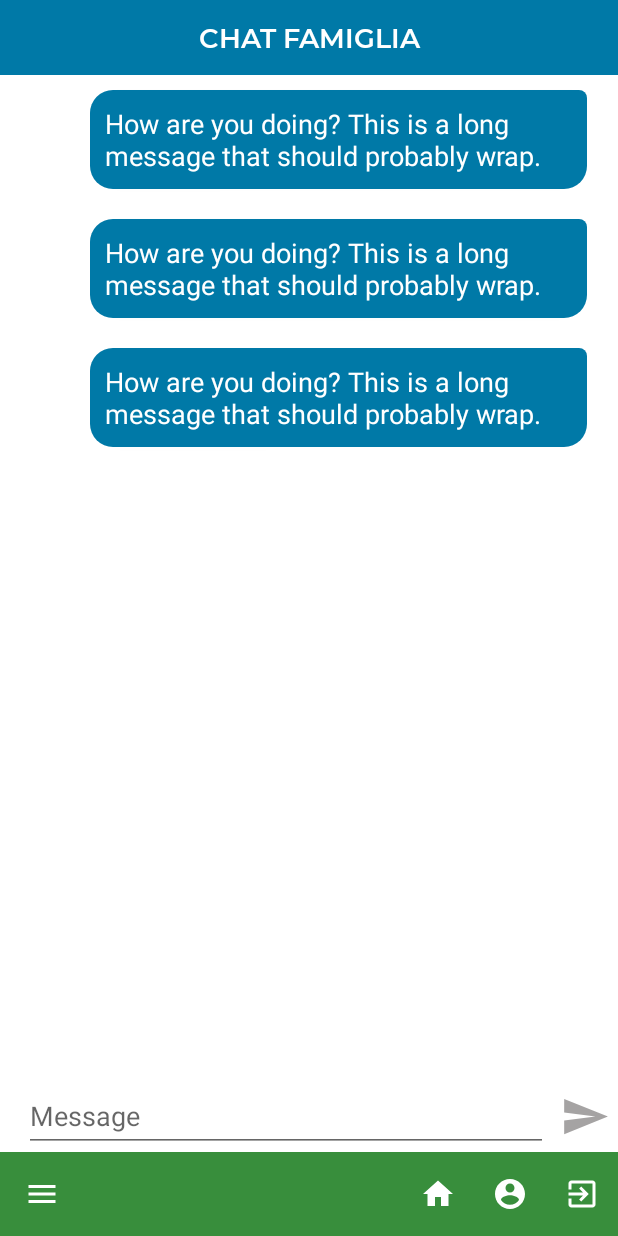
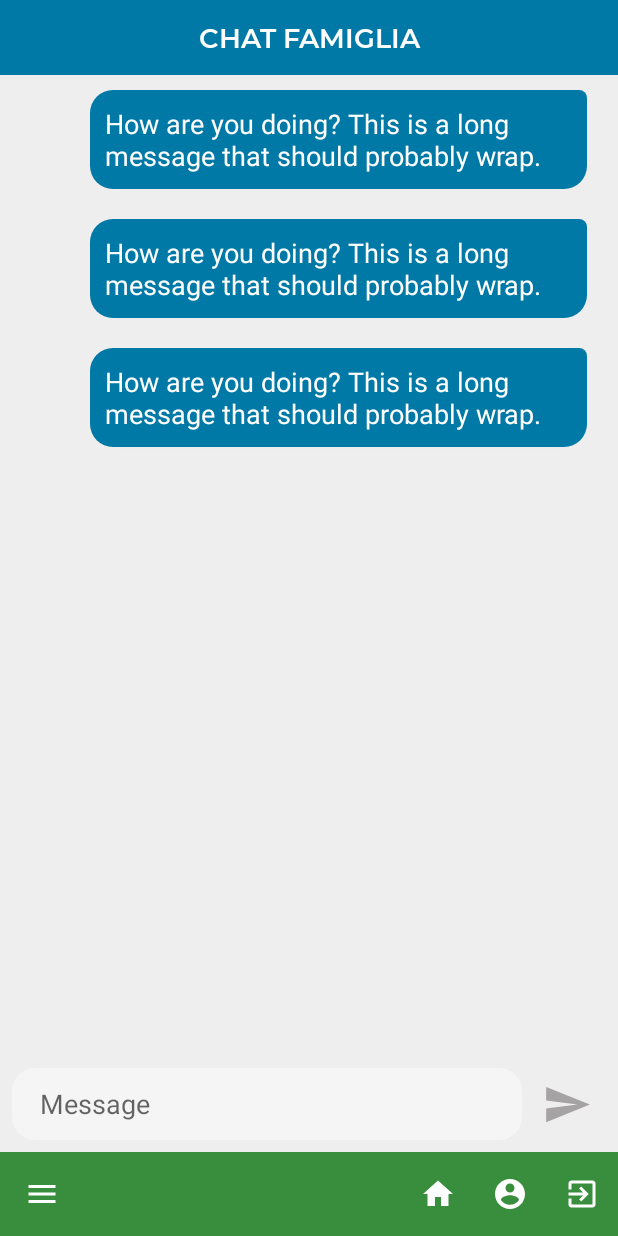
Before and after one commit to TheBrex/2FAMILY, an Android app: the layout activity_chat.xml on its own in the app's theme, with its tools: preview values and no code run, on a phone screen of 412 x 824 dp. Run offline under Robolectric (Android 15) with nearby library versions, the light colour scheme and no system bars.

Commit message:
Graphics FIX

```diff
--- a/app/src/main/java/com/example/a2family/Activities/CalendarActivity.java
+++ b/app/src/main/java/com/example/a2family/Activities/CalendarActivity.java
@@ -1,5 +1,6 @@
 package com.example.a2family.Activities;
 
+import android.app.ActivityOptions;
 import android.content.Intent;
 import android.os.Bundle;
 import android.view.View;
@@ -31,8 +32,6 @@ import java.util.List;
 public class CalendarActivity extends BaseActivity {
 
     private List<EventDay> events = new ArrayList<EventDay>();
-
-
     private ArrayList<String> eventDescription = new ArrayList<>();
     private ArrayAdapter<String> adapter;
 
@@ -128,7 +127,7 @@ public class CalendarActivity extends BaseActivity {
             @Override
             public void onClick(View v) {
                 Intent EditCalendar = new Intent(CalendarActivity.this, AddCalendarActivity.class);
-                startActivity(EditCalendar);
+                startActivity(EditCalendar, ActivityOptions.makeSceneTransitionAnimation(CalendarActivity.this).toBundle());
                 finish();
             }
         });
--- /dev/null
+++ b/app/src/main/res/drawable/send_message_shape.xml
@@ -0,0 +1,10 @@
+<?xml version="1.0" encoding="utf-8"?>
+<shape  xmlns:android="http://schemas.android.com/apk/res/android"
+    android:shape="rectangle" android:padding="10dp">
+    <solid android:color="#f5f5f5" />
+    <corners
+        android:bottomRightRadius="15dp"
+        android:bottomLeftRadius="15dp"
+        android:topLeftRadius="15dp"
+        android:topRightRadius="15dp" />
+</shape>
--- a/app/src/main/res/layout/activity_chat.xml
+++ b/app/src/main/res/layout/activity_chat.xml
@@ -4,6 +4,7 @@
     xmlns:tools="http://schemas.android.com/tools"
     android:layout_width="match_parent"
     android:layout_height="match_parent"
+    android:background="#EFEEEE"
     tools:context=".Activities.ChatActivity">
 
     <TextView
@@ -38,11 +39,13 @@
 
     <EditText
         android:id="@+id/text_message"
-        android:layout_width="349dp"
+        android:layout_width="340dp"
         android:layout_height="wrap_content"
-        android:layout_marginStart="16dp"
+        android:layout_marginStart="8dp"
+        android:layout_marginBottom="8dp"
+        android:background="@drawable/send_message_shape"
+        android:hint="    Message"
         android:minHeight="48dp"
-        android:hint = "Message"
         app:layout_constraintBottom_toTopOf="@+id/include"
         app:layout_constraintStart_toStartOf="parent" />
 
@@ -52,16 +55,14 @@
         android:layout_height="31dp"
         android:layout_gravity="center"
         android:layout_marginHorizontal="10dp"
-        android:layout_marginTop="8dp"
-        android:layout_marginBottom="8dp"
+        android:layout_marginBottom="16dp"
         android:background="@drawable/ic_baseline_send_24"
         android:padding="20dp"
         android:scaleType="fitCenter"
         app:layout_constraintBottom_toTopOf="@+id/include"
         app:layout_constraintEnd_toEndOf="parent"
         app:layout_constraintHorizontal_bias="0.304"
-        app:layout_constraintStart_toEndOf="@+id/text_message"
-        app:layout_constraintVertical_bias="0.0" />
+        app:layout_constraintStart_toEndOf="@+id/text_message" />
 
     <include
         android:id="@+id/include"
--- a/app/src/main/res/layout/activity_group_page.xml
+++ b/app/src/main/res/layout/activity_group_page.xml
@@ -19,7 +19,7 @@
     <ImageView
         android:id="@+id/imageView3"
         android:layout_width="match_parent"
-        android:layout_height="wrap_content"
+        android:layout_height="300sp"
         android:layout_gravity="center"
         app:layout_constraintEnd_toEndOf="parent"
         app:layout_constraintHorizontal_bias="0.0"
@@ -30,7 +30,7 @@
     <ListView
         android:id="@+id/member_list"
         android:layout_width="match_parent"
-        android:layout_height="215dp"
+        android:layout_height="300sp"
         android:divider="@null"
         android:scrollbars="vertical"
         app:layout_constraintEnd_toEndOf="@+id/your_family"
@@ -48,7 +48,6 @@
         android:text="Codice famiglia : "
         android:textSize="15dp"
         app:layout_constraintEnd_toEndOf="@+id/member_list"
-        app:layout_constraintHorizontal_bias="0.495"
         app:layout_constraintStart_toStartOf="@+id/member_list"
         app:layout_constraintTop_toBottomOf="@+id/member_list" />
 
--- a/app/src/main/res/layout/list_products.xml
+++ b/app/src/main/res/layout/list_products.xml
@@ -27,7 +27,7 @@
         android:layout_width="130dp"
         android:layout_height="wrap_content"
         android:layout_centerVertical="true"
-        android:layout_marginRight="28sp"
+        android:layout_marginRight="15sp"
         android:layout_toLeftOf="@id/bought"
         android:textColor="#000"
         android:textSize="20sp" />
```
Also changed, not shown: app/src/main/res/layout/activity_grocery_list.xml (+16 -3 lines).
